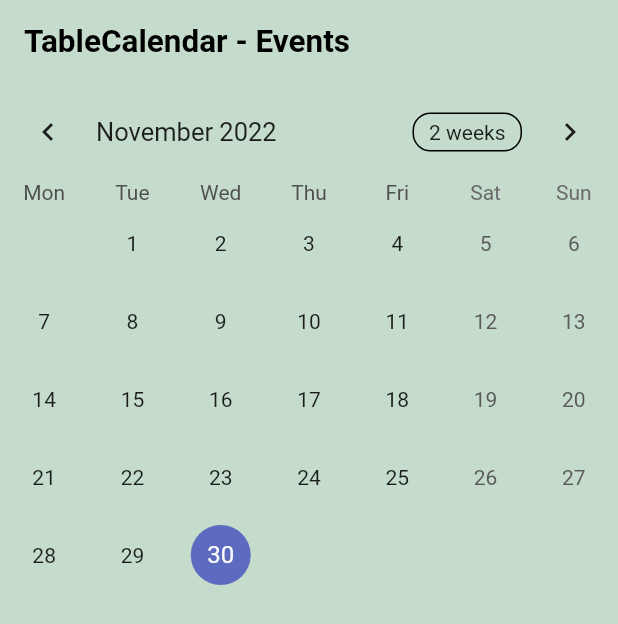
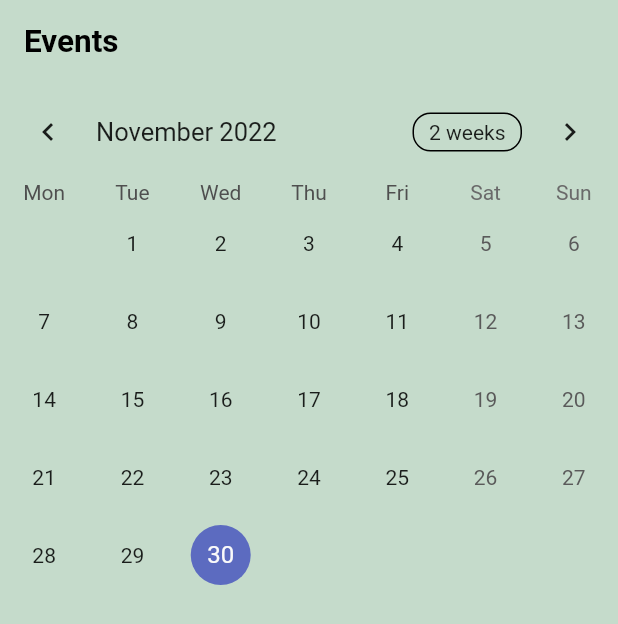
Before and after one commit to OlyNet/olydorfapp, a Flutter app: the EventsView screen opened directly, on a phone screen of 412 x 824 dp. Shown: the top 624 px of the screen. Run offline on Flutter 3.47's test engine with Material 2 defaults, Android fonts, the phone set to English and light mode, and no system bars; drawn by our look-alikes of table_calendar; our stand-ins replace appwrite, flutter_chat_types, flutter_chat_ui, flutter_map, flutter_speed_dial, hooks_riverpod and 4 more; accounts and stored records are empty; network calls fail.

Commit message:
change appbar

```diff
--- a/lib/views/events/events_calendar.dart
+++ b/lib/views/events/events_calendar.dart
@@ -91,11 +91,7 @@ class _EventsCalendarState extends State<EventsCalendar> {
 
   @override
   Widget build(BuildContext context) {
-    return Scaffold(
-      appBar: AppBar(
-        title: const Text('TableCalendar - Events'),
-      ),
-      body: Column(
+    return Column(
       children: [
         TableCalendar<Event>(
           firstDay: kFirstDay,
@@ -145,7 +141,6 @@ class _EventsCalendarState extends State<EventsCalendar> {
           ),
         ),
       ],
-      ),
     );
   }
 }
--- a/lib/views/events/events_view.dart
+++ b/lib/views/events/events_view.dart
@@ -14,6 +14,11 @@ class EventsView extends HookConsumerWidget {
     final events = ref.watch(eventsListProvider);
     final AppUser? currentUser = ref.watch(authProvider);
     return Scaffold(
+      appBar: AppBar(
+        title: const Text("Events"),
+        backgroundColor: Colors.transparent,
+        elevation: 0,
+      ),
       body: RefreshIndicator(
         onRefresh: () => ref.read(eventsListProvider.notifier).getEvents(),
         child: EventsCalendar(events: events),
```
Lines whose indentation alone changed are shown as unchanged.
